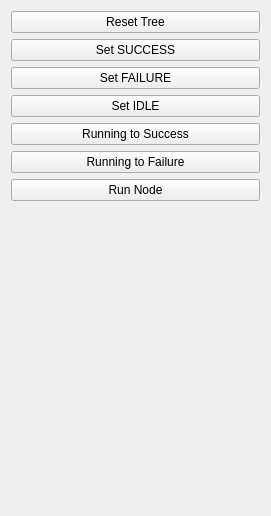
This is bt_editor/sidepanel_interpreter.ui in Affonso-Gui/Groot as Qt 5 draws it before an edit. The edited form follows.
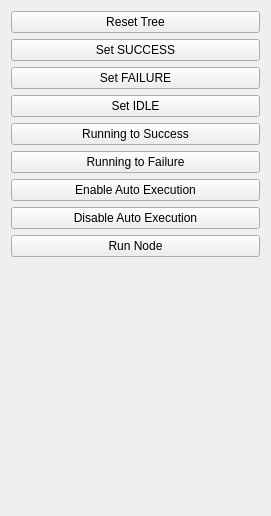
This is the edited form.

Commit message: Add automatic evaluation mode in interpreter

Patch:
```diff
--- a/bt_editor/sidepanel_interpreter.ui
+++ b/bt_editor/sidepanel_interpreter.ui
@@ -36,6 +36,19 @@
        </property>
       </widget>
      </item>
+     <item>
+      <spacer name="verticalSpacer_2">
+       <property name="orientation">
+        <enum>Qt::Vertical</enum>
+       </property>
+       <property name="sizeHint" stdset="0">
+        <size>
+         <width>20</width>
+         <height>40</height>
+        </size>
+       </property>
+      </spacer>
+     </item>
      <item>
       <widget class="QPushButton" name="buttonSetSuccess">
        <property name="text">
@@ -57,6 +70,19 @@
        </property>
       </widget>
      </item>
+     <item>
+      <spacer name="verticalSpacer_3">
+       <property name="orientation">
+        <enum>Qt::Vertical</enum>
+       </property>
+       <property name="sizeHint" stdset="0">
+        <size>
+         <width>20</width>
+         <height>40</height>
+        </size>
+       </property>
+      </spacer>
+     </item>
      <item>
       <widget class="QPushButton" name="buttonSetRunningSuccess">
        <property name="text">
@@ -71,6 +97,33 @@
        </property>
       </widget>
      </item>
+     <item>
+      <spacer name="verticalSpacer_4">
+       <property name="orientation">
+        <enum>Qt::Vertical</enum>
+       </property>
+       <property name="sizeHint" stdset="0">
+        <size>
+         <width>20</width>
+         <height>40</height>
+        </size>
+       </property>
+      </spacer>
+     </item>
+     <item>
+      <widget class="QPushButton" name="buttonEnableAutoExecution">
+       <property name="text">
+        <string>Enable Auto Execution</string>
+       </property>
+      </widget>
+     </item>
+     <item>
+      <widget class="QPushButton" name="buttonDisableAutoExecution">
+       <property name="text">
+        <string>Disable Auto Execution</string>
+       </property>
+      </widget>
+     </item>
      <item>
       <widget class="QPushButton" name="buttonRunNode">
        <property name="text">
```
The commit also changes 2 other files.
